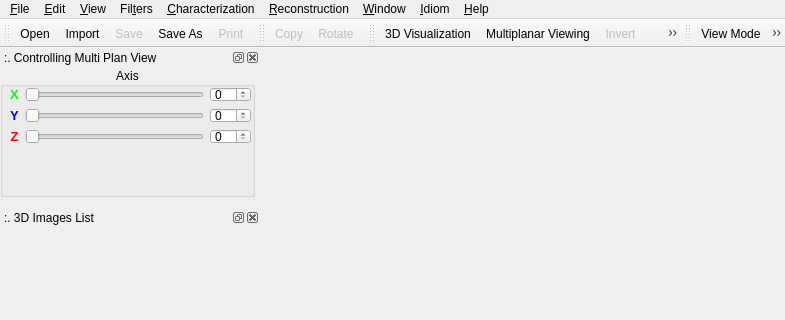
First picture: the form in src/lvpinterface.ui, repository ldsc/lvp, before the edit; both pictures show x 0 to 785 and y 0 to 320 of the 785 by 1220 pixel window.
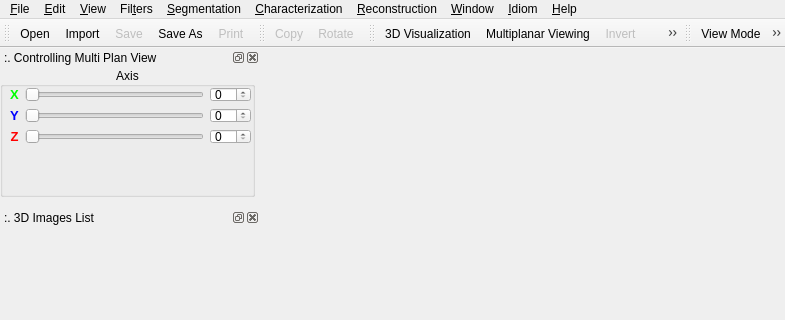
Second picture: the form after the edit. Icons and pictures are not drawn.

Commit message: Adicionada menu segmentação com action para identificar objetos conectados em imagens 2D binárias.

Patch:
```diff
--- a/src/lvpinterface.ui
+++ b/src/lvpinterface.ui
@@ -240,10 +240,18 @@
     <addaction name="actionTruncadeGaussiana"/>
     <addaction name="actionSuperposedSpheres"/>
    </widget>
+   <widget class="QMenu" name="menuSegmentation">
+    <property name="title">
+     <string>&amp;Segmentation</string>
+    </property>
+    <addaction name="actionConnectedObjects"/>
+    <addaction name="actionPoresTroats"/>
+   </widget>
    <addaction name="menuFile"/>
    <addaction name="menuEdit"/>
    <addaction name="menu_View"/>
    <addaction name="menuFilters"/>
+   <addaction name="menuSegmentation"/>
    <addaction name="menuCharacterization"/>
    <addaction name="menuReconstruction"/>
    <addaction name="menuWindow"/>
```
Left out of the diff: 16 changed lines with no effect on the pictures. The commit also changes 2 other files.
